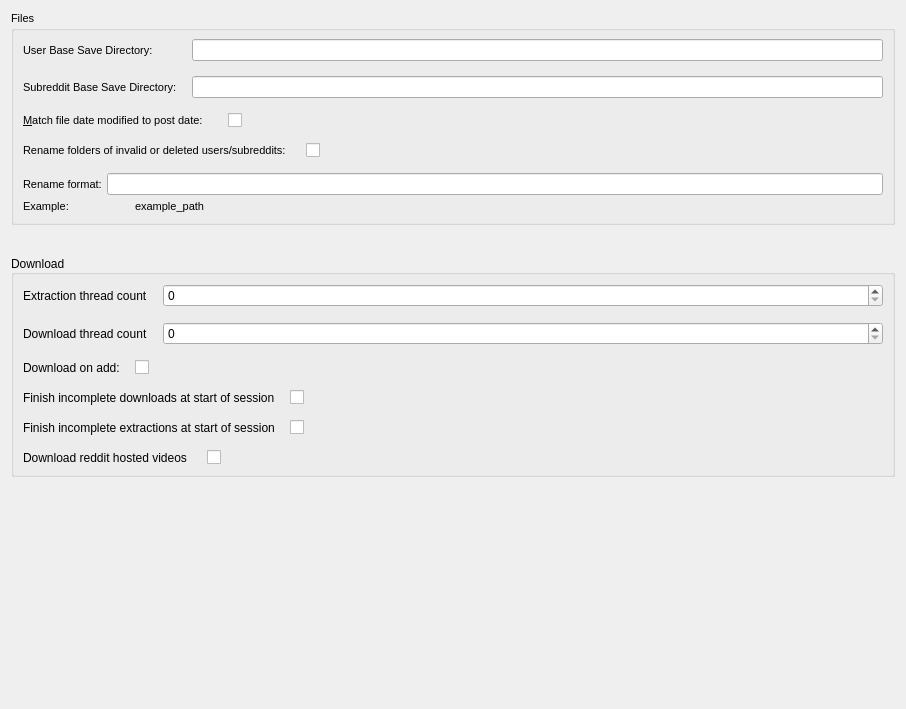
Qt form Resources/ui_files/settings/core_settings_widget.ui (MalloyDelacroix/DownloaderForReddit) before a commit.
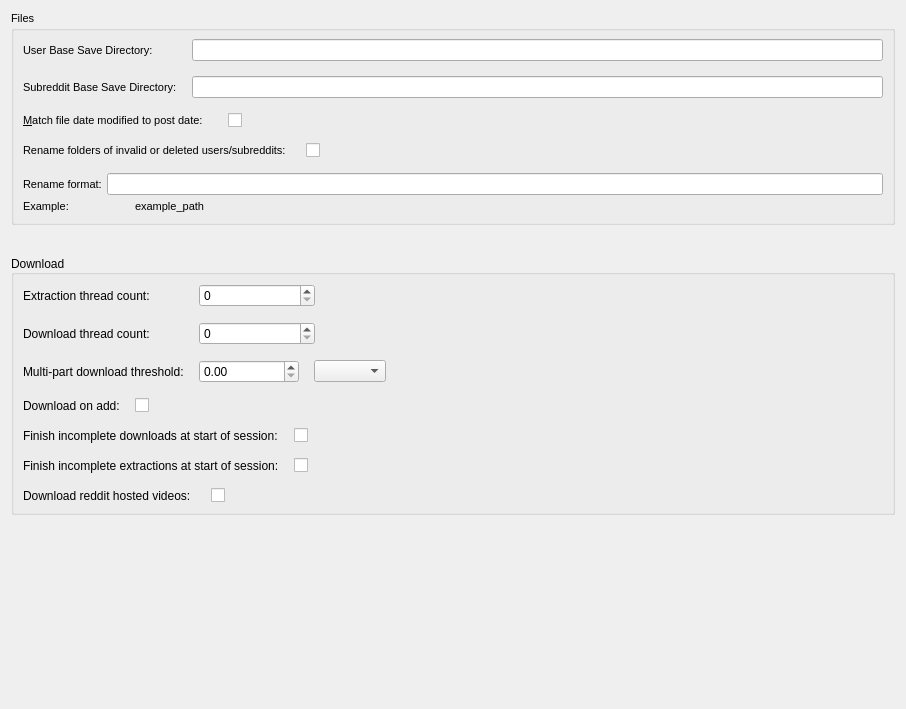
The same form after that commit.

Commit message: Make multi-part size threshold user adjustable

```diff
--- a/Resources/ui_files/settings/core_settings_widget.ui
+++ b/Resources/ui_files/settings/core_settings_widget.ui
@@ -250,22 +250,79 @@
         <item row="0" column="0">
          <widget class="QLabel" name="label_6">
           <property name="text">
-           <string>Extraction thread count</string>
+           <string>Extraction thread count:</string>
           </property>
          </widget>
         </item>
         <item row="0" column="1">
-         <widget class="QSpinBox" name="extraction_thread_count_spinbox"/>
+         <widget class="QSpinBox" name="extraction_thread_count_spinbox">
+          <property name="maximumSize">
+           <size>
+            <width>116</width>
+            <height>16777215</height>
+           </size>
+          </property>
+         </widget>
         </item>
         <item row="1" column="0">
          <widget class="QLabel" name="label_7">
           <property name="text">
-           <string>Download thread count</string>
+           <string>Download thread count:</string>
           </property>
          </widget>
         </item>
         <item row="1" column="1">
-         <widget class="QSpinBox" name="download_thread_count_spinbox"/>
+         <widget class="QSpinBox" name="download_thread_count_spinbox">
+          <property name="maximumSize">
+           <size>
+            <width>116</width>
+            <height>16777215</height>
+           </size>
+          </property>
+         </widget>
+        </item>
+        <item row="2" column="0">
+         <widget class="QLabel" name="label_8">
+          <property name="toolTip">
+           <string>&lt;html&gt;&lt;head/&gt;&lt;body&gt;&lt;p&gt;The size threshold at which a file is downloaded in parts in multiple threads.  Carefully adjust this number as there is a definite point of diminishing returns depending on your internet connection.&lt;/p&gt;&lt;/body&gt;&lt;/html&gt;</string>
+          </property>
+          <property name="text">
+           <string>Multi-part download threshold:</string>
+          </property>
+         </widget>
+        </item>
+        <item row="2" column="1">
+         <layout class="QHBoxLayout" name="horizontalLayout_7">
+          <item>
+           <widget class="QDoubleSpinBox" name="multipart_threshold_spinbox">
+            <property name="minimumSize">
+             <size>
+              <width>100</width>
+              <height>0</height>
+             </size>
+            </property>
+            <property name="maximum">
+             <double>10000000000.989999771118164</double>
+            </property>
+           </widget>
+          </item>
+          <item>
+           <widget class="QComboBox" name="threshold_size_combo"/>
+          </item>
+          <item>
+           <spacer name="horizontalSpacer">
+            <property name="orientation">
+             <enum>Qt::Horizontal</enum>
+            </property>
+            <property name="sizeHint" stdset="0">
+             <size>
+              <width>40</width>
+              <height>20</height>
+             </size>
+            </property>
+           </spacer>
+          </item>
+         </layout>
         </item>
        </layout>
       </item>
@@ -316,7 +373,7 @@
            <string>&lt;html&gt;&lt;head/&gt;&lt;body&gt;&lt;p&gt;If selected, downloads which are not complete will be downloaded at the start of each download session&lt;/p&gt;&lt;/body&gt;&lt;/html&gt;</string>
           </property>
           <property name="text">
-           <string>Finish incomplete downloads at start of session</string>
+           <string>Finish incomplete downloads at start of session:</string>
           </property>
           <property name="buddy">
            <cstring>finish_incomplete_extractions_checkbox</cstring>
@@ -336,7 +393,7 @@
            <string>&lt;html&gt;&lt;head/&gt;&lt;body&gt;&lt;p&gt;If selected, posts that have not been extracted will be extracted then downloaded at the start of each download session&lt;/p&gt;&lt;/body&gt;&lt;/html&gt;</string>
           </property>
           <property name="text">
-           <string>Finish incomplete extractions at start of session</string>
+           <string>Finish incomplete extractions at start of session:</string>
           </property>
           <property name="buddy">
            <cstring>finish_incomplete_downloads_checkbox</cstring>
@@ -363,7 +420,7 @@
            <string>&lt;html&gt;&lt;head/&gt;&lt;body&gt;&lt;p&gt;Videos hosted on reddit are downloaded in two parts and must be joined after the download session is complete.&lt;/p&gt;&lt;p&gt;Because of this extra step, downloading these videos is optional&lt;/p&gt;&lt;/body&gt;&lt;/html&gt;</string>
           </property>
           <property name="text">
-           <string>Download reddit hosted videos</string>
+           <string>Download reddit hosted videos:</string>
           </property>
          </widget>
         </item>
```
The commit also changes 4 other files.
